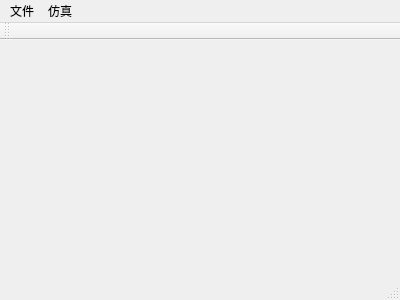
Before: the Qt Designer form mainwindow.ui in heartofrainbow/MobilityModel, drawn with Qt 5.
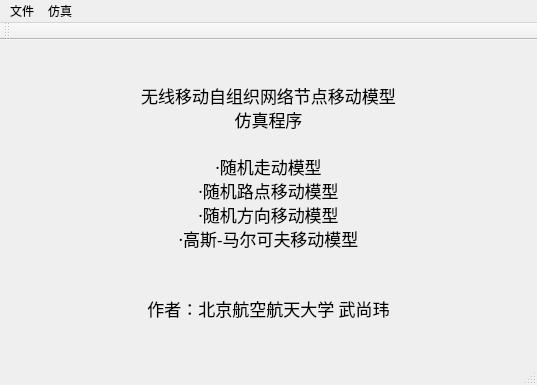
After: the same form once the commit is applied.

Commit message: Added nodes numbers customization and edited titles and descriptions of window

```diff
--- a/mainwindow.ui
+++ b/mainwindow.ui
@@ -6,20 +6,62 @@
    <rect>
     <x>0</x>
     <y>0</y>
-    <width>400</width>
-    <height>300</height>
+    <width>537</width>
+    <height>385</height>
    </rect>
   </property>
+  <property name="font">
+   <font>
+    <family>微软雅黑 Light</family>
+   </font>
+  </property>
   <property name="windowTitle">
    <string>MainWindow</string>
   </property>
-  <widget class="QWidget" name="centralWidget"/>
+  <widget class="QWidget" name="centralWidget">
+   <layout class="QGridLayout" name="gridLayout_2">
+    <item row="0" column="0">
+     <layout class="QGridLayout" name="gridLayout">
+      <item row="0" column="0">
+       <widget class="QLabel" name="label">
+        <property name="sizePolicy">
+         <sizepolicy hsizetype="Preferred" vsizetype="Preferred">
+          <horstretch>0</horstretch>
+          <verstretch>0</verstretch>
+         </sizepolicy>
+        </property>
+        <property name="font">
+         <font>
+          <pointsize>13</pointsize>
+         </font>
+        </property>
+        <property name="text">
+         <string>无线移动自组织网络节点移动模型
+仿真程序
+
+·随机走动模型
+·随机路点移动模型
+·随机方向移动模型
+·高斯-马尔可夫移动模型
+
+
+作者：北京航空航天大学 武尚玮</string>
+        </property>
+        <property name="alignment">
+         <set>Qt::AlignCenter</set>
+        </property>
+       </widget>
+      </item>
+     </layout>
+    </item>
+   </layout>
+  </widget>
   <widget class="QMenuBar" name="menuBar">
    <property name="geometry">
     <rect>
      <x>0</x>
      <y>0</y>
-     <width>400</width>
+     <width>537</width>
      <height>26</height>
     </rect>
    </property>
```
Left out of the diff: 2 changed lines with no effect on the pictures. The commit also changes 2 other files.
